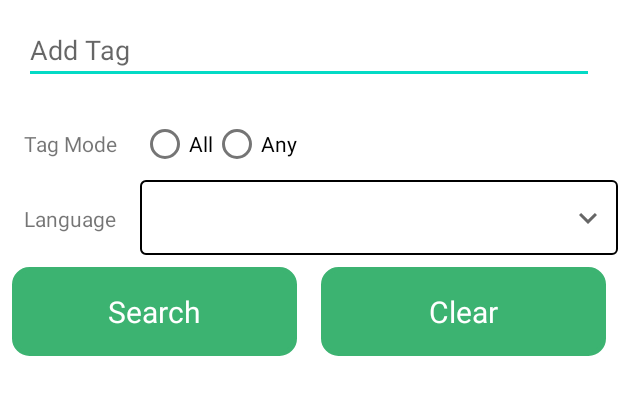
After one commit to Zahir261/flickr-gallery-application, an Android app: the layout fragment_filter_bottom_sheet.xml on its own in the app's theme, with its tools: preview values and no code run, on a phone screen of 412 x 824 dp. The commit adds this screen. Shown: the top 395 px of the screen. Run offline under Robolectric (Android 15) with nearby library versions, the phone set to English and light mode, and no system bars.

Commit message:
Added custom tag view for tag filter Added Filter bottom sheet

```diff
--- /dev/null
+++ b/app/src/main/java/com/zahir/flickrgalleryapplication/ui/customviews/TagAdapter.kt
@@ -0,0 +1,43 @@
+package com.zahir.flickrgalleryapplication.ui.customviews
+
+import android.view.LayoutInflater
+import android.view.ViewGroup
+import androidx.recyclerview.widget.RecyclerView
+import com.zahir.flickrgalleryapplication.databinding.ItemTagBinding
+
+class TagAdapter : RecyclerView.Adapter<TagAdapter.TagViewHolder>() {
+
+    var tagList = ArrayList<String>()
+        set(value) {
+            field = value
+            notifyDataSetChanged()
+        }
+
+    var listener: TagCloseListener? = null
+
+    override fun onCreateViewHolder(parent: ViewGroup, viewType: Int): TagViewHolder {
+        val binding = ItemTagBinding.inflate(LayoutInflater.from(parent.context), parent, false)
+        return TagViewHolder(binding)
+    }
+
+    override fun onBindViewHolder(holder: TagViewHolder, position: Int) {
+        holder.bind(tagList[position], position)
+    }
+
+    override fun getItemCount(): Int {
+        return tagList.size
+    }
+
+    inner class TagViewHolder(val binding: ItemTagBinding) : RecyclerView.ViewHolder(binding.root) {
+        fun bind(tag: String, position: Int) {
+            binding.tag = tag
+            binding.ivClose.setOnClickListener {
+                listener?.onTagCloseListener(position)
+            }
+        }
+    }
+
+    interface TagCloseListener {
+        fun onTagCloseListener(position: Int)
+    }
+}
--- /dev/null
+++ b/app/src/main/java/com/zahir/flickrgalleryapplication/ui/customviews/TagView.kt
@@ -0,0 +1,106 @@
+package com.zahir.flickrgalleryapplication.ui.customviews
+
+import android.content.Context
+import android.util.AttributeSet
+import android.view.KeyEvent
+import android.view.LayoutInflater
+import android.widget.ArrayAdapter
+import androidx.constraintlayout.widget.ConstraintLayout
+import androidx.databinding.DataBindingUtil
+import androidx.recyclerview.widget.StaggeredGridLayoutManager
+import com.zahir.flickrgalleryapplication.R
+import com.zahir.flickrgalleryapplication.databinding.TagViewBinding
+
+class TagView @JvmOverloads constructor(
+    context: Context,
+    attributeSet: AttributeSet? = null,
+    defStyle: Int = 0
+) :
+    ConstraintLayout(context, attributeSet, defStyle) {
+    private val binding = DataBindingUtil.inflate<TagViewBinding>(
+        LayoutInflater.from(context),
+        R.layout.tag_view,
+        this,
+        true
+    )
+    private val autoCompleteAdapter =
+        ArrayAdapter<String>(this.context, android.R.layout.simple_dropdown_item_1line)
+    private val tagAdapter = TagAdapter()
+    private val tagList = ArrayList<String>()
+    private var listener: TagViewItemChangeListener? = null
+
+    init {
+        with(binding) {
+            autoComplete.threshold = 1
+            autoComplete.setAdapter(autoCompleteAdapter)
+            autoComplete.setOnItemClickListener { parent, _, position, _ ->
+                autoComplete.setText("")
+                val selectedTag = parent.getItemAtPosition(position) as String
+                addToTagList(selectedTag)
+                listener?.onTagInserted(selectedTag)
+            }
+
+            rvTag.apply {
+                layoutManager = StaggeredGridLayoutManager(
+                    context.resources.getInteger(R.integer.span_count),
+                    StaggeredGridLayoutManager.VERTICAL
+                )
+                adapter = this@TagView.tagAdapter
+            }
+
+            autoComplete.setOnKeyListener { _, keyCode, _ ->
+                if (keyCode == KeyEvent.KEYCODE_ENTER) {
+                    val enteredText = autoComplete.text.toString().trim()
+                    autoComplete.setText("")
+                    if (enteredText.isNotEmpty()) {
+                        addToTagList(enteredText)
+                        addToAutoCompleteList(enteredText)
+                        listener?.onTagInserted(enteredText)
+                    }
+                }
+                return@setOnKeyListener true
+            }
+        }
+
+        tagAdapter.apply {
+            listener = object : TagAdapter.TagCloseListener {
+                override fun onTagCloseListener(position: Int) {
+                    tagList.removeAt(position)
+                    tagAdapter.tagList = tagList
+                }
+            }
+        }
+    }
+
+    private fun addToTagList(tag: String) {
+        if (!tagList.contains(tag)) {
+            tagList.add(tag)
+            tagAdapter.tagList = tagList
+            binding.rvTag.scrollToPosition(tagList.size - 1)
+        }
+    }
+
+    private fun addToAutoCompleteList(item: String) {
+        autoCompleteAdapter.add(item)
+    }
+
+    fun setAutoCompleteItemList(itemList: List<String>) {
+        autoCompleteAdapter.clear()
+        autoCompleteAdapter.addAll(itemList)
+    }
+
+    fun setTagList(tagList: List<String>) {
+        this.tagList.clear()
+        this.tagList.addAll(tagList)
+        tagAdapter.tagList = this.tagList
+    }
+
+    fun clearTagList() {
+        tagList.clear()
+        tagAdapter.tagList = tagList
+    }
+
+    interface TagViewItemChangeListener {
+        fun onTagInserted(tag: String)
+    }
+}
--- /dev/null
+++ b/app/src/main/res/drawable/bg_dropdown.xml
@@ -0,0 +1,9 @@
+<?xml version="1.0" encoding="utf-8"?>
+<shape xmlns:android="http://schemas.android.com/apk/res/android">
+    <solid android:color="?android:attr/colorBackground" />
+
+    <stroke
+        android:width="1dp" android:color="?attr/colorOnBackground" />
+
+    <corners android:radius="@dimen/radius_3" />
+</shape>
--- /dev/null
+++ b/app/src/main/res/drawable/ic_arrow_down.xml
@@ -0,0 +1,10 @@
+<vector xmlns:android="http://schemas.android.com/apk/res/android"
+    android:width="24dp"
+    android:height="24dp"
+    android:viewportWidth="24"
+    android:viewportHeight="24"
+    android:tint="?attr/colorControlNormal">
+  <path
+      android:fillColor="@android:color/white"
+      android:pathData="M7.41,8.59L12,13.17l4.59,-4.58L18,10l-6,6 -6,-6 1.41,-1.41z"/>
+</vector>
--- /dev/null
+++ b/app/src/main/res/drawable/tag_background.xml
@@ -0,0 +1,6 @@
+<?xml version="1.0" encoding="UTF-8"?>
+<shape xmlns:android="http://schemas.android.com/apk/res/android">
+    <solid android:color="#3cb371"/>
+    <stroke android:width="3dp" android:color="#3cb371" />
+    <corners android:radius="10dp"/>
+</shape>
--- /dev/null
+++ b/app/src/main/res/layout/fragment_filter_bottom_sheet.xml
@@ -0,0 +1,134 @@
+<?xml version="1.0" encoding="utf-8"?>
+<layout xmlns:android="http://schemas.android.com/apk/res/android"
+    xmlns:app="http://schemas.android.com/apk/res-auto">
+
+    <ScrollView
+        android:layout_width="match_parent"
+        android:layout_height="match_parent">
+
+        <androidx.constraintlayout.widget.ConstraintLayout
+            android:layout_width="match_parent"
+            android:layout_height="wrap_content">
+
+            <com.zahir.flickrgalleryapplication.ui.customviews.TagView
+                android:id="@+id/tag_view"
+                android:layout_width="match_parent"
+                android:layout_height="wrap_content"
+                app:layout_constraintEnd_toEndOf="parent"
+                app:layout_constraintStart_toStartOf="parent"
+                app:layout_constraintTop_toTopOf="parent" />
+
+            <TextView
+                android:id="@+id/tv_tag_mode"
+                android:layout_width="wrap_content"
+                android:layout_height="20dp"
+                android:layout_margin="@dimen/margin_big"
+                android:text="@string/tag_mode"
+                app:layout_constraintBottom_toBottomOf="@id/radio_group"
+                app:layout_constraintStart_toStartOf="parent"
+                app:layout_constraintTop_toTopOf="@id/radio_group" />
+
+            <RadioGroup
+                android:id="@+id/radio_group"
+                android:layout_width="wrap_content"
+                android:layout_height="wrap_content"
+                android:layout_marginStart="@dimen/margin_big"
+                android:orientation="horizontal"
+                app:layout_constraintStart_toEndOf="@id/tv_tag_mode"
+                app:layout_constraintTop_toBottomOf="@id/tag_view">
+
+                <RadioButton
+                    android:id="@+id/rb_all"
+                    android:layout_width="wrap_content"
+                    android:layout_height="wrap_content"
+                    android:text="@string/all" />
+
+                <RadioButton
+                    android:id="@+id/rb_any"
+                    android:layout_width="wrap_content"
+                    android:layout_height="wrap_content"
+                    android:text="@string/any" />
+            </RadioGroup>
+
+            <TextView
+                android:id="@+id/tv_language"
+                android:layout_width="wrap_content"
+                android:layout_height="wrap_content"
+                android:layout_margin="@dimen/margin_big"
+                android:text="@string/language"
+                app:layout_constraintStart_toStartOf="parent"
+                app:layout_constraintTop_toTopOf="@id/language_spinner_holder" />
+
+            <androidx.constraintlayout.widget.ConstraintLayout
+                android:id="@+id/language_spinner_holder"
+                android:layout_width="0dp"
+                android:layout_height="50dp"
+                android:layout_marginStart="@dimen/margin_big"
+                app:layout_constraintBottom_toTopOf="@id/search"
+                app:layout_constraintEnd_toEndOf="parent"
+                app:layout_constraintStart_toEndOf="@id/tv_language"
+                app:layout_constraintTop_toBottomOf="@id/radio_group">
+
+                <androidx.appcompat.widget.AppCompatSpinner
+                    android:id="@+id/spinner_year"
+                    android:layout_width="0dp"
+                    android:layout_height="match_parent"
+                    android:background="@drawable/bg_dropdown"
+                    app:layout_constraintBottom_toBottomOf="parent"
+                    app:layout_constraintEnd_toEndOf="parent"
+                    app:layout_constraintStart_toStartOf="parent"
+                    app:layout_constraintTop_toTopOf="parent" />
+
+                <ImageView
+                    android:layout_width="wrap_content"
+                    android:layout_height="wrap_content"
+                    android:layout_marginEnd="@dimen/margin_medium"
+                    android:contentDescription="@string/drop_down"
+                    android:src="@drawable/ic_arrow_down"
+                    app:layout_constraintBottom_toBottomOf="parent"
+                    app:layout_constraintEnd_toEndOf="parent"
+                    app:layout_constraintTop_toTopOf="parent" />
+
+            </androidx.constraintlayout.widget.ConstraintLayout>
+
+            <TextView
+                android:id="@+id/search"
+                android:layout_width="0dp"
+                android:layout_height="wrap_content"
+                android:layout_margin="@dimen/margin_medium"
+                android:background="@drawable/tag_background"
+                android:clickable="true"
+                android:foreground="?attr/selectableItemBackground"
+                android:gravity="center_horizontal"
+                android:padding="@dimen/padding_big"
+                android:text="@string/search"
+                android:textColor="@color/white"
+                android:textSize="@dimen/text_size_20"
+                app:layout_constraintBottom_toBottomOf="parent"
+                app:layout_constraintEnd_toStartOf="@+id/clear"
+                app:layout_constraintHorizontal_bias="0.5"
+                app:layout_constraintStart_toStartOf="parent"
+                app:layout_constraintTop_toBottomOf="@id/language_spinner_holder" />
+
+            <TextView
+                android:id="@+id/clear"
+                android:layout_width="0dp"
+                android:layout_height="wrap_content"
+                android:layout_margin="@dimen/margin_medium"
+                android:background="@drawable/tag_background"
+                android:clickable="true"
+                android:foreground="?attr/selectableItemBackground"
+                android:gravity="center_horizontal"
+                android:padding="@dimen/padding_big"
+                android:text="@string/clear"
+                android:textColor="@color/white"
+                android:textSize="@dimen/text_size_20"
+                app:layout_constraintBottom_toBottomOf="parent"
+                app:layout_constraintEnd_toEndOf="parent"
+                app:layout_constraintHorizontal_bias="0.5"
+                app:layout_constraintStart_toEndOf="@+id/search"
+                app:layout_constraintTop_toBottomOf="@id/language_spinner_holder" />
+
+        </androidx.constraintlayout.widget.ConstraintLayout>
+    </ScrollView>
+</layout>
--- /dev/null
+++ b/app/src/main/res/layout/tag_view.xml
@@ -0,0 +1,36 @@
+<?xml version="1.0" encoding="utf-8"?>
+
+<layout xmlns:android="http://schemas.android.com/apk/res/android"
+    xmlns:app="http://schemas.android.com/apk/res-auto"
+    xmlns:tools="http://schemas.android.com/tools">
+
+    <androidx.constraintlayout.widget.ConstraintLayout
+        android:layout_width="match_parent"
+        android:layout_height="wrap_content"
+        android:padding="@dimen/padding_big">
+
+        <androidx.recyclerview.widget.RecyclerView
+            android:id="@+id/rv_tag"
+            android:layout_width="match_parent"
+            android:layout_height="wrap_content"
+            app:layout_constraintHeight_max="@dimen/tag_list_height"
+            app:layout_constraintEnd_toEndOf="parent"
+            app:layout_constraintStart_toStartOf="parent"
+            app:layout_constraintTop_toTopOf="parent"
+            tools:listitem="@layout/item_tag"/>
+
+        <AutoCompleteTextView
+            android:id="@+id/autoComplete"
+            android:layout_width="match_parent"
+            android:layout_height="40dp"
+            android:hint="@string/add_tag"
+            android:inputType="text"
+            android:singleLine="true"
+            android:windowSoftInputMode="adjustPan|adjustResize"
+            app:layout_constraintEnd_toEndOf="parent"
+            app:layout_constraintStart_toStartOf="parent"
+            app:layout_constraintBottom_toBottomOf="parent"
+            app:layout_constraintTop_toBottomOf="@id/rv_tag"/>
+
+    </androidx.constraintlayout.widget.ConstraintLayout>
+</layout>
--- a/app/src/main/res/values-sw600dp/integers.xml
+++ b/app/src/main/res/values-sw600dp/integers.xml
@@ -1,4 +1,5 @@
 <?xml version="1.0" encoding="utf-8"?>
 <resources>
     <integer name="span_count">3</integer>
+    <integer name="staggered_grid_span">4</integer>
 </resources>
--- a/app/src/main/res/values/dimens.xml
+++ b/app/src/main/res/values/dimens.xml
@@ -9,4 +9,10 @@
     <dimen name="margin_huge">32dp</dimen>
     <dimen name="grid_space">4dp</dimen>
     <dimen name="elevation_16">16dp</dimen>
+    <dimen name="padding_medium">8dp</dimen>
+    <dimen name="text_size_20">20sp</dimen>
+    <dimen name="drop_down_height">200dp</dimen>
+    <dimen name="tag_list_height">150dp</dimen>
+    <dimen name="margin_small">4dp</dimen>
+    <dimen name="radius_3">3dp</dimen>
 </resources>
--- a/app/src/main/res/values/integers.xml
+++ b/app/src/main/res/values/integers.xml
@@ -1,4 +1,5 @@
 <?xml version="1.0" encoding="utf-8"?>
 <resources>
     <integer name="span_count">2</integer>
+    <integer name="staggered_grid_span">2</integer>
 </resources>
--- a/app/src/main/res/values/strings.xml
+++ b/app/src/main/res/values/strings.xml
@@ -9,4 +9,15 @@
     <string name="change_sort">Change Sort</string>
     <string name="change_filter">Change Filter</string>
     <string name="flickr_gallery">Flickr Gallery</string>
+    <string name="add_tag">Add Tag</string>
+    <string name="tag_close">Tag close</string>
+    <!-- TODO: Remove or change this placeholder text -->
+    <string name="hello_blank_fragment">Hello blank fragment</string>
+    <string name="search">Search</string>
+    <string name="clear">Clear</string>
+    <string name="tag_mode">Tag Mode</string>
+    <string name="all">All</string>
+    <string name="any">Any</string>
+    <string name="language">Language</string>
+    <string name="drop_down">Drop Down</string>
 </resources>
```
Also changed, not shown: app/src/main/java/com/zahir/flickrgalleryapplication/ui/FilterBottomSheetFragment.kt (added, +37 -0 lines), app/src/main/java/com/zahir/flickrgalleryapplication/ui/gallery/GalleryActivity.kt (+8 -1 lines), app/src/main/res/drawable/ic_close.xml (added, +10 -0 lines), app/src/main/res/layout/item_tag.xml (added, +48 -0 lines), app/src/main/res/values/styles.xml (added, +9 -0 lines).
